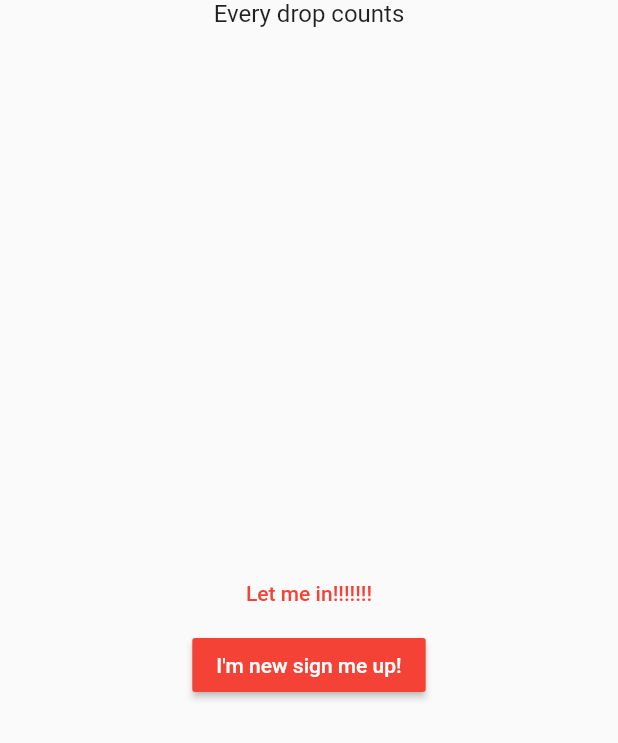
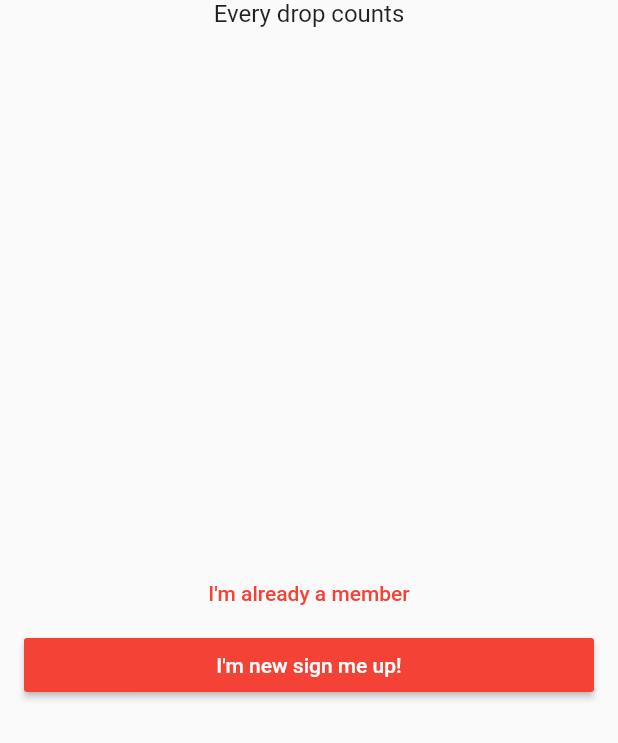
Before and after one commit to bocah27/bloodarena, a Flutter app: the screen it shows after launch, on a phone screen of 412 x 824 dp, the part 493-1236 px from its top. Run offline on Flutter 3.47's test engine with Material 2 defaults, Android fonts, the phone set to English and light mode, and no system bars.

Commit message:
welcome page done

```diff
--- a/lib/pages/welcome.dart
+++ b/lib/pages/welcome.dart
@@ -20,15 +20,17 @@ class Welcome extends StatelessWidget {
                     Text('Every drop counts', style: TextStyle(fontSize: 16))
                   ],
                 ),
-                Column(
-                  crossAxisAlignment: CrossAxisAlignment.center,
+                Padding(
+                    padding: EdgeInsets.symmetric(horizontal: 16),
+                    child: Column(
+                      crossAxisAlignment: CrossAxisAlignment.stretch,
                       mainAxisSize: MainAxisSize.max,
                       children: [
                         MaterialButton(
                             onPressed: () {
                               Navigator.pushNamed(context, '/signin');
                             },
-                        child: Text('Let me in!!!!!!!',
+                            child: Text('I\'m already a member',
                                 style: TextStyle(color: Colors.red))),
                         MaterialButton(
                             onPressed: () {
@@ -39,7 +41,7 @@ class Welcome extends StatelessWidget {
                             color: Colors.red),
                         SizedBox(height: 28)
                       ],
-                )
+                    ))
               ],
             )));
   }
```
Lines whose indentation alone changed are shown as unchanged.
